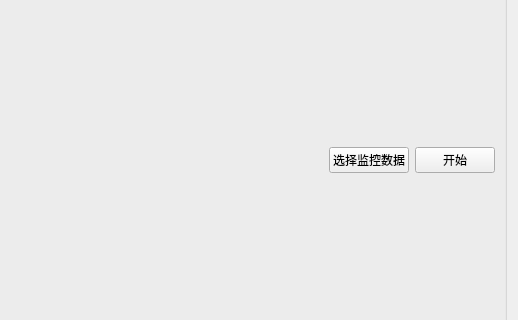
This is RTDataPlot/Form_RTdata_plot.ui in SanXiaoXing/PyUtilDemos as Qt 5 draws it before an edit; both pictures show x 481 to 999 and y 154 to 474 of the 999 by 612 pixel window. The edited form follows.
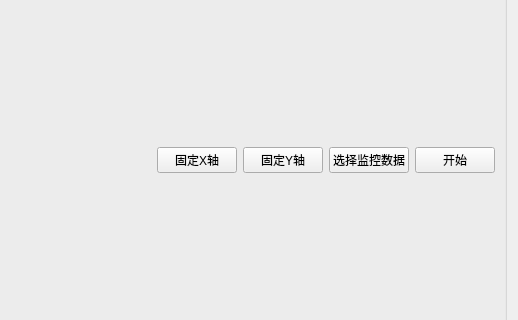
This is the edited form.

Commit message: feat(RTDataPlot): 增加了模拟数据，x轴两种显示方式（固定和滚动），y轴两种显示方式（固定和自动）

Patch:
```diff
--- a/RTDataPlot/Form_RTdata_plot.ui
+++ b/RTDataPlot/Form_RTdata_plot.ui
@@ -35,6 +35,20 @@
           </property>
          </spacer>
         </item>
+        <item>
+         <widget class="QPushButton" name="pushButton_xmode">
+          <property name="text">
+           <string>固定X轴</string>
+          </property>
+         </widget>
+        </item>
+        <item>
+         <widget class="QPushButton" name="pushButton_yautoscale">
+          <property name="text">
+           <string>固定Y轴</string>
+          </property>
+         </widget>
+        </item>
         <item>
          <widget class="QPushButton" name="pushButton_select">
           <property name="text">
```
The commit also changes 3 other files.
